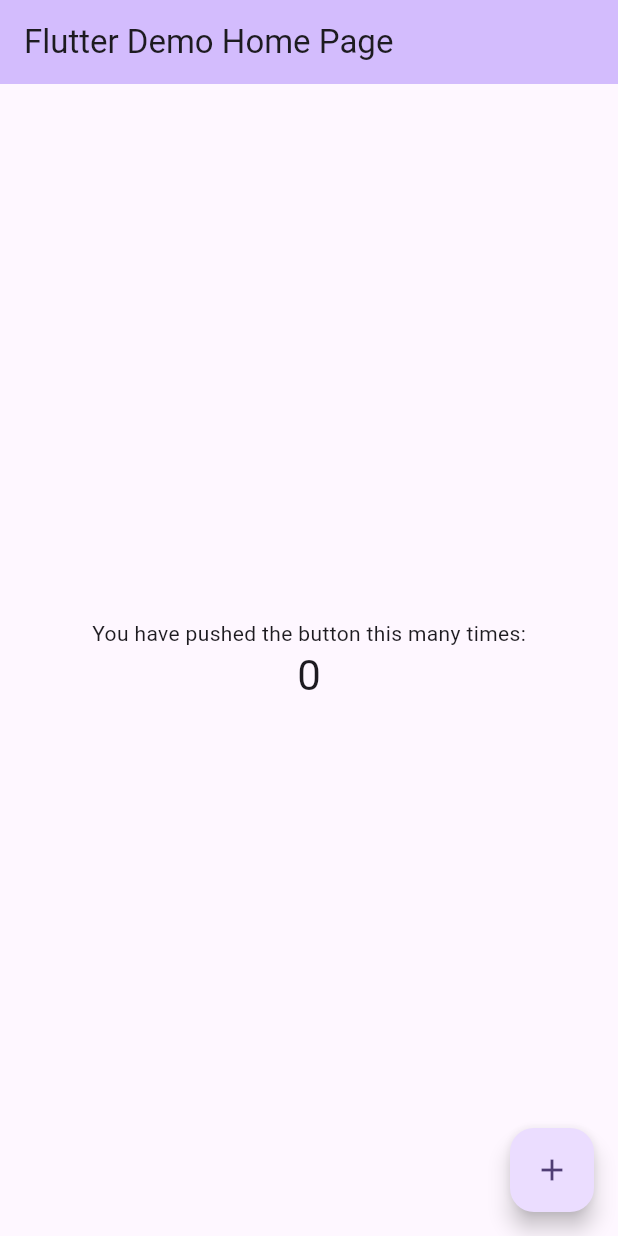
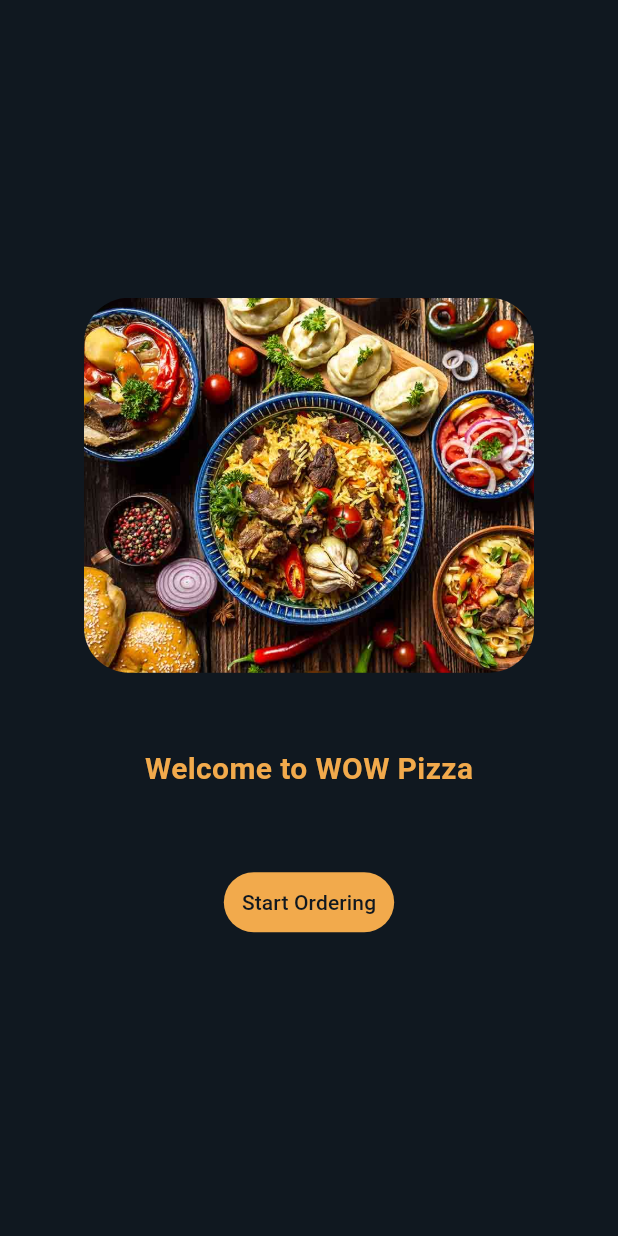
Before and after one commit to Eng-MostafaRamadan/ITI-Tasks, a Flutter app: the screen it shows after launch, on a phone screen of 412 x 824 dp. Run offline on Flutter 3.47's test engine with Material 3 defaults, Android fonts, the phone set to English and light mode, and no system bars.

Commit message:
create the welcome screen

```diff
--- a/day4_task/lib/main.dart
+++ b/day4_task/lib/main.dart
@@ -1,3 +1,5 @@
+import 'package:day4_task/mainscreen.dart';
+import 'package:day4_task/welcomescreen.dart';
 import 'package:flutter/material.dart';
 
 void main() {
@@ -7,119 +9,14 @@
 class MyApp extends StatelessWidget {
   const MyApp({super.key});
 
-  // This widget is the root of your application.
   @override
   Widget build(BuildContext context) {
     return MaterialApp(
-      title: 'Flutter Demo',
-      theme: ThemeData(
-        // This is the theme of your application.
-        //
-        // TRY THIS: Try running your application with "flutter run". You'll see
-        // the application has a purple toolbar. Then, without quitting the app,
-        // try changing the seedColor in the colorScheme below to Colors.green
-        // and then invoke "hot reload" (save your changes or press the "hot
-        // reload" button in a Flutter-supported IDE, or press "r" if you used
-        // the command line to start the app).
-        //
-        // Notice that the counter didn't reset back to zero; the application
-        // state is not lost during the reload. To reset the state, use hot
-        // restart instead.
-        //
-        // This works for code too, not just values: Most code changes can be
-        // tested with just a hot reload.
-        colorScheme: ColorScheme.fromSeed(seedColor: Colors.deepPurple),
-        useMaterial3: true,
-      ),
-      home: const MyHomePage(title: 'Flutter Demo Home Page'),
+      debugShowCheckedModeBanner: false,
+      home: WelcomeScreen(),
+      routes: {
+        "MainScreen": (context) => MainScreen(),
+      },
     );
   }
 }
-
-class MyHomePage extends StatefulWidget {
-  const MyHomePage({super.key, required this.title});
-
-  // This widget is the home page of your application. It is stateful, meaning
-  // that it has a State object (defined below) that contains fields that affect
-  // how it looks.
-
-  // This class is the configuration for the state. It holds the values (in this
-  // case the title) provided by the parent (in this case the App widget) and
-  // used by the build method of the State. Fields in a Widget subclass are
-  // always marked "final".
-
-  final String title;
-
-  @override
-  State<MyHomePage> createState() => _MyHomePageState();
-}
-
-class _MyHomePageState extends State<MyHomePage> {
-  int _counter = 0;
-
-  void _incrementCounter() {
-    setState(() {
-      // This call to setState tells the Flutter framework that something has
-      // changed in this State, which causes it to rerun the build method below
-      // so that the display can reflect the updated values. If we changed
-      // _counter without calling setState(), then the build method would not be
-      // called again, and so nothing would appear to happen.
-      _counter++;
-    });
-  }
-
-  @override
-  Widget build(BuildContext context) {
-    // This method is rerun every time setState is called, for instance as done
-    // by the _incrementCounter method above.
-    //
-    // The Flutter framework has been optimized to make rerunning build methods
-    // fast, so that you can just rebuild anything that needs updating rather
-    // than having to individually change instances of widgets.
-    return Scaffold(
-      appBar: AppBar(
-        // TRY THIS: Try changing the color here to a specific color (to
-        // Colors.amber, perhaps?) and trigger a hot reload to see the AppBar
-        // change color while the other colors stay the same.
-        backgroundColor: Theme.of(context).colorScheme.inversePrimary,
-        // Here we take the value from the MyHomePage object that was created by
-        // the App.build method, and use it to set our appbar title.
-        title: Text(widget.title),
-      ),
-      body: Center(
-        // Center is a layout widget. It takes a single child and positions it
-        // in the middle of the parent.
-        child: Column(
-          // Column is also a layout widget. It takes a list of children and
-          // arranges them vertically. By default, it sizes itself to fit its
-          // children horizontally, and tries to be as tall as its parent.
-          //
-          // Column has various properties to control how it sizes itself and
-          // how it positions its children. Here we use mainAxisAlignment to
-          // center the children vertically; the main axis here is the vertical
-          // axis because Columns are vertical (the cross axis would be
-          // horizontal).
-          //
-          // TRY THIS: Invoke "debug painting" (choose the "Toggle Debug Paint"
-          // action in the IDE, or press "p" in the console), to see the
-          // wireframe for each widget.
-          mainAxisAlignment: MainAxisAlignment.center,
-          children: <Widget>[
-            const Text(
-              'You have pushed the button this many times:',
-            ),
-            Text(
-              '$_counter',
-              style: Theme.of(context).textTheme.headlineMedium,
-            ),
-          ],
-        ),
-      ),
-      floatingActionButton: FloatingActionButton(
-        onPressed: _incrementCounter,
-        tooltip: 'Increment',
-        child: const Icon(Icons.add),
-      ), // This trailing comma makes auto-formatting nicer for build methods.
-    );
-  }
-}
--- /dev/null
+++ b/day4_task/lib/mainscreen.dart
@@ -0,0 +1,10 @@
+import 'package:flutter/material.dart';
+
+class MainScreen extends StatelessWidget {
+  const MainScreen({super.key});
+
+  @override
+  Widget build(BuildContext context) {
+    return Scaffold();
+  }
+}
--- /dev/null
+++ b/day4_task/lib/welcomescreen.dart
@@ -0,0 +1,54 @@
+import 'package:flutter/material.dart';
+
+class WelcomeScreen extends StatelessWidget {
+  const WelcomeScreen({super.key});
+
+  @override
+  Widget build(BuildContext context) {
+    return Scaffold(
+      backgroundColor: Color(0xff101820),
+      body: Center(
+        child: Column(
+          mainAxisAlignment: MainAxisAlignment.center,
+          children: [
+            Container(
+              width: 300,
+              height: 250,
+              decoration: BoxDecoration(
+                borderRadius: BorderRadius.circular(30),
+                image: DecorationImage(
+                  image: AssetImage(
+                      "assets/cultural-cuisine.jpg"), // Use AssetImage instead of Image.asset
+                  fit: BoxFit
+                      .cover, // Optional: Ensures the image covers the container
+                ),
+              ),
+            ),
+            SizedBox(height: 50),
+            Text(
+              "Welcome to WOW Pizza",
+              style: TextStyle(
+                color: Color(0xffF2AA4C),
+                fontSize: 20,
+                fontWeight: FontWeight.bold,
+              ),
+            ),
+            SizedBox(height: 50),
+            TextButton(
+              style: ButtonStyle(
+                backgroundColor: WidgetStateProperty.all(Color(0xffF2AA4C)),
+              ),
+              onPressed: () {
+                Navigator.of(context).pushNamed("MainScreen");
+              },
+              child: Text(
+                "Start Ordering",
+                style: TextStyle(color: Color(0xff101820)),
+              ),
+            ),
+          ],
+        ),
+      ),
+    );
+  }
+}
--- a/day4_task/pubspec.yaml
+++ b/day4_task/pubspec.yaml
@@ -58,9 +58,8 @@
   uses-material-design: true
 
   # To add assets to your application, add an assets section, like this:
-  # assets:
-  #   - images/a_dot_burr.jpeg
-  #   - images/a_dot_ham.jpeg
+  assets:
+    - assets/
 
   # An image asset can refer to one or more resolution-specific "variants", see
   # https://flutter.dev/to/resolution-aware-images
```
Also changed, not shown: day4_task/assets/cultural-cuisine.jpg (added).
